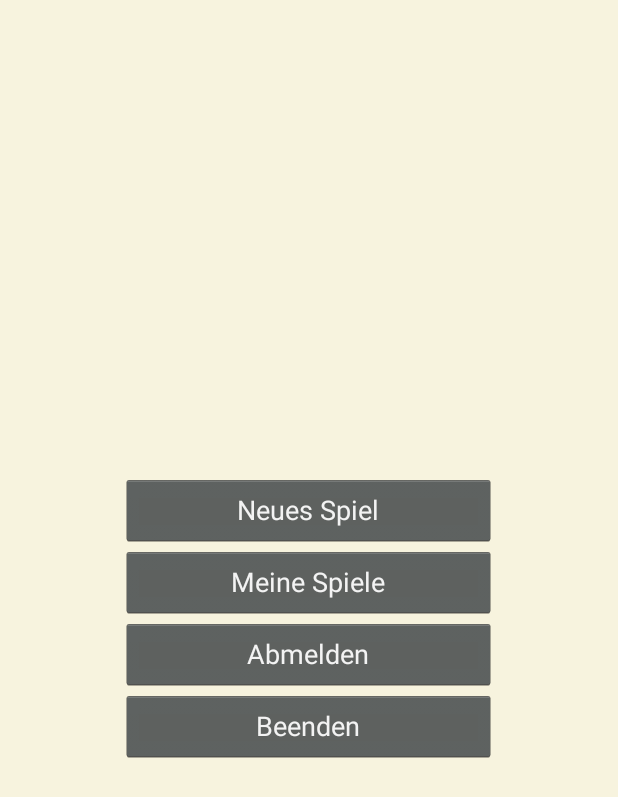
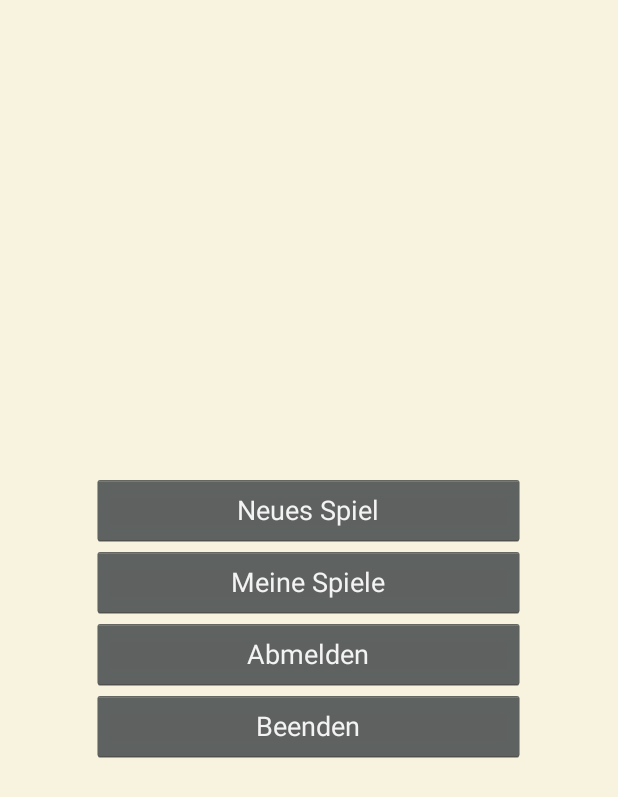
Before and after one commit to AndiBar/Polyshiftv2, an Android app: the MainMenuActivity screen opened directly, with no data from a screen before it, on a phone screen of 412 x 824 dp. Shown: the top 797 px of the screen. Run offline under Robolectric (Android 15) with nearby library versions, the phone set to English and light mode, and no system bars.

Commit message:
Menübreite an Bildschirmgröße angepasst

```diff
--- a/app/src/main/res/layout/activity_main_menu.xml
+++ b/app/src/main/res/layout/activity_main_menu.xml
@@ -5,39 +5,60 @@
     android:layout_height="match_parent"
     android:background="#F7F3DE">
 
+        <RelativeLayout
+            android:layout_width="0dip"
+            android:layout_height="fill_parent"
+            android:layout_weight="0.15">
+        </RelativeLayout>
+
+        <RelativeLayout
+            android:layout_width="0dip"
+            android:layout_height="fill_parent"
+            android:layout_weight="0.7">
+
             <LinearLayout xmlns:android="http://schemas.android.com/apk/res/android"
                 android:orientation="vertical"
                 android:layout_width="match_parent"
                 android:layout_height="wrap_content"
-        android:layout_gravity="center_vertical">
+                android:layout_gravity="center_vertical"
+                android:layout_centerInParent="true">
 
                 <Button
-            android:layout_width="250dp"
+                    android:layout_width="match_parent"
                     android:layout_height="wrap_content"
                     android:text="Neues Spiel"
                     android:id="@+id/new_game_button"
                     android:layout_gravity="center_horizontal" />
 
                 <Button
-            android:layout_width="250dp"
+                    android:layout_width="match_parent"
                     android:layout_height="wrap_content"
                     android:text="Meine Spiele"
                     android:id="@+id/my_games_button"
                     android:layout_gravity="center_horizontal" />
 
                 <Button
-            android:layout_width="250dp"
+                    android:layout_width="match_parent"
                     android:layout_height="wrap_content"
                     android:text="Abmelden"
                     android:id="@+id/logout_button"
                     android:layout_gravity="center_horizontal" />
 
                 <Button
-            android:layout_width="250dp"
+                    android:layout_width="match_parent"
                     android:layout_height="wrap_content"
                     android:text="Beenden"
                     android:id="@+id/quit_game_button"
                     android:layout_gravity="center_horizontal" />
 
                 </LinearLayout>
+
+        </RelativeLayout>
+
+    <RelativeLayout
+            android:layout_width="0dip"
+            android:layout_height="fill_parent"
+            android:layout_weight="0.15">
+    </RelativeLayout>
+
 </LinearLayout>
```
Lines whose indentation alone changed are shown as unchanged.
